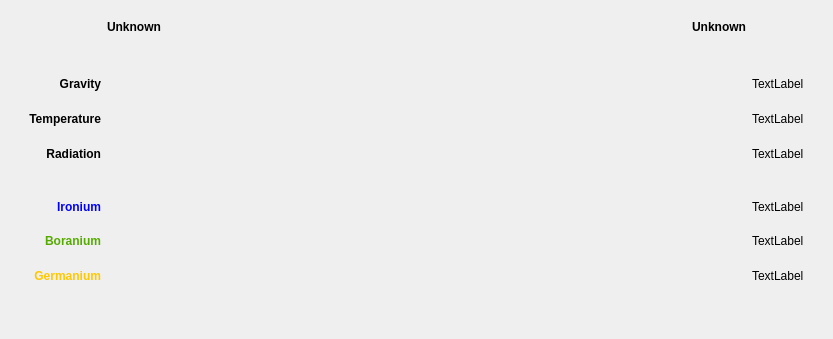
Above: QtClient/planet_report.ui from vkholodkov/freestars before the change. Below: the same form after it.
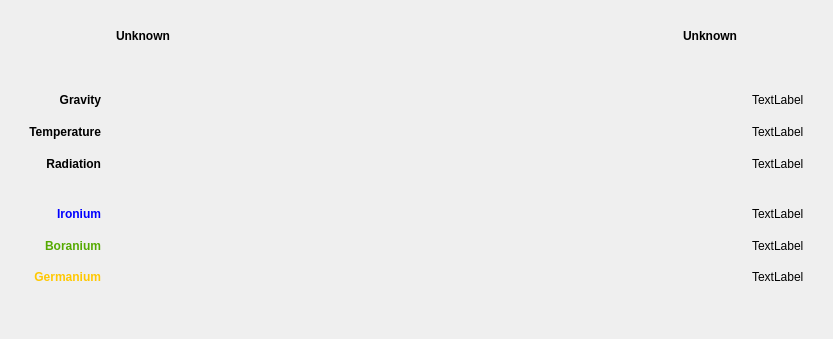
That is the form after the change. Custom widgets are drawn as their Qt base class.

What changed in the file:
```diff
--- a/QtClient/planet_report.ui
+++ b/QtClient/planet_report.ui
@@ -45,7 +45,6 @@
           <widget class="QLabel" name="label_2">
            <property name="font">
             <font>
-             <weight>75</weight>
              <bold>true</bold>
             </font>
            </property>
@@ -61,7 +60,6 @@
           <widget class="QLabel" name="label">
            <property name="font">
             <font>
-             <weight>75</weight>
              <bold>true</bold>
             </font>
            </property>
@@ -77,7 +75,6 @@
           <widget class="QLabel" name="label_3">
            <property name="font">
             <font>
-             <weight>75</weight>
              <bold>true</bold>
             </font>
            </property>
@@ -102,7 +99,6 @@
           <widget class="QLabel" name="label_11">
            <property name="font">
             <font>
-             <weight>75</weight>
              <bold>true</bold>
             </font>
            </property>
@@ -121,7 +117,6 @@
           <widget class="QLabel" name="label_12">
            <property name="font">
             <font>
-             <weight>75</weight>
              <bold>true</bold>
             </font>
            </property>
@@ -140,7 +135,6 @@
           <widget class="QLabel" name="label_13">
            <property name="font">
             <font>
-             <weight>75</weight>
              <bold>true</bold>
             </font>
            </property>
@@ -200,14 +194,10 @@
          </sizepolicy>
         </property>
         <layout class="QGridLayout" name="gridLayout_2">
-         <property name="margin">
-          <number>0</number>
-         </property>
          <item row="0" column="0">
           <widget class="QLabel" name="valueLabel">
            <property name="font">
             <font>
-             <weight>75</weight>
              <bold>true</bold>
             </font>
            </property>
@@ -219,11 +209,25 @@
            </property>
           </widget>
          </item>
+         <item row="1" column="1">
+          <widget class="QLabel" name="ownerLabel">
+           <property name="font">
+            <font>
+             <bold>true</bold>
+            </font>
+           </property>
+           <property name="text">
+            <string/>
+           </property>
+           <property name="alignment">
+            <set>Qt::AlignRight|Qt::AlignTrailing|Qt::AlignVCenter</set>
+           </property>
+          </widget>
+         </item>
          <item row="0" column="1">
           <widget class="QLabel" name="popLabel">
            <property name="font">
             <font>
-             <weight>75</weight>
              <bold>true</bold>
             </font>
            </property>
@@ -242,7 +246,6 @@
           <widget class="QLabel" name="label_5">
            <property name="font">
             <font>
-             <weight>75</weight>
              <bold>true</bold>
             </font>
            </property>
@@ -254,22 +257,6 @@
            </property>
           </widget>
          </item>
-         <item row="1" column="1">
-          <widget class="QLabel" name="ownerLabel">
-           <property name="font">
-            <font>
-             <weight>75</weight>
-             <bold>true</bold>
-            </font>
-           </property>
-           <property name="text">
-            <string/>
-           </property>
-           <property name="alignment">
-            <set>Qt::AlignRight|Qt::AlignTrailing|Qt::AlignVCenter</set>
-           </property>
-          </widget>
-         </item>
         </layout>
        </widget>
       </item>
```
Left out of the diff: 2 changed lines with no effect on the pictures.
